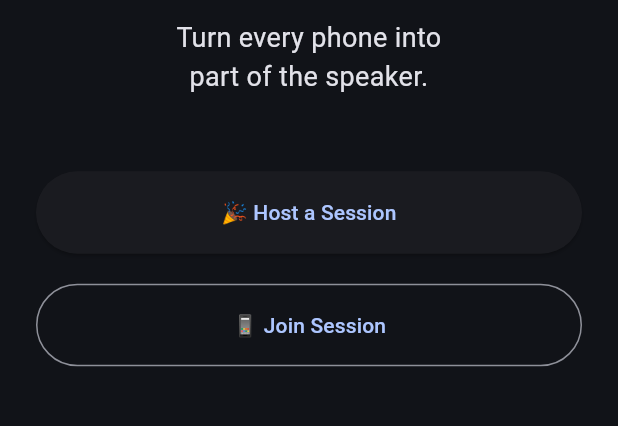
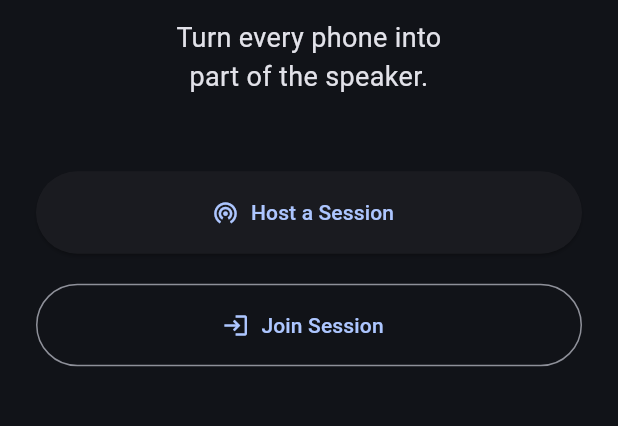
Before and after one commit to GTAkshay3083/WaveLink, a Flutter app: the screen it shows after launch, on a phone screen of 412 x 824 dp, the part 599-1025 px from its top. Run offline on Flutter 3.47's test engine with Material 3 defaults, Android fonts, the light colour scheme and no system bars.

Commit message:
Complete host and guest UI flow

```diff
--- a/lib/features/home/screens/home_screen.dart
+++ b/lib/features/home/screens/home_screen.dart
@@ -1,5 +1,8 @@
 import 'package:flutter/material.dart';
+
+import '../../guest/screens/join_session_screen.dart';
 import '../../host/screens/host_setup_screen.dart';
+
 class HomeScreen extends StatelessWidget {
   const HomeScreen({super.key});
 
@@ -15,7 +18,8 @@ class HomeScreen extends StatelessWidget {
           ),
         ],
       ),
-      body: Padding(
+      body: SafeArea(
+        child: Padding(
           padding: const EdgeInsets.all(24.0),
           child: Center(
             child: Column(
@@ -25,7 +29,9 @@ class HomeScreen extends StatelessWidget {
                   Icons.speaker_group,
                   size: 90,
                 ),
+
                 const SizedBox(height: 24),
+
                 const Text(
                   'WaveLink',
                   style: TextStyle(
@@ -33,27 +39,33 @@ class HomeScreen extends StatelessWidget {
                     fontWeight: FontWeight.bold,
                   ),
                 ),
+
                 const SizedBox(height: 12),
+
                 const Text(
                   'Turn every phone into\npart of the speaker.',
                   textAlign: TextAlign.center,
-                style: TextStyle(fontSize: 18),
+                  style: TextStyle(
+                    fontSize: 18,
                   ),
+                ),
+
                 const SizedBox(height: 50),
 
                 SizedBox(
                   width: double.infinity,
                   height: 55,
-                child: ElevatedButton(
+                  child: ElevatedButton.icon(
+                    icon: const Icon(Icons.wifi_tethering),
+                    label: const Text('Host a Session'),
                     onPressed: () {
                       Navigator.push(
                         context,
                         MaterialPageRoute(
-                        builder: (context) => const HostSetupScreen(),
+                          builder: (_) => const HostSetupScreen(),
                         ),
                       );
                     },
-                  child: const Text('🎉 Host a Session'),
                   ),
                 ),
 
@@ -62,15 +74,24 @@ class HomeScreen extends StatelessWidget {
                 SizedBox(
                   width: double.infinity,
                   height: 55,
-                child: OutlinedButton(
-                  onPressed: () {},
-                  child: const Text('📱 Join Session'),
+                  child: OutlinedButton.icon(
+                    icon: const Icon(Icons.login),
+                    label: const Text('Join Session'),
+                    onPressed: () {
+                      Navigator.push(
+                        context,
+                        MaterialPageRoute(
+                          builder: (_) => const JoinSessionScreen(),
+                        ),
+                      );
+                    },
                   ),
                 ),
               ],
             ),
           ),
         ),
+      ),
     );
   }
 }
```
Also changed, not shown: lib/features/guest/screens/join_session_screen.dart (added, +69 -0 lines). Lines whose indentation alone changed are shown as unchanged.
